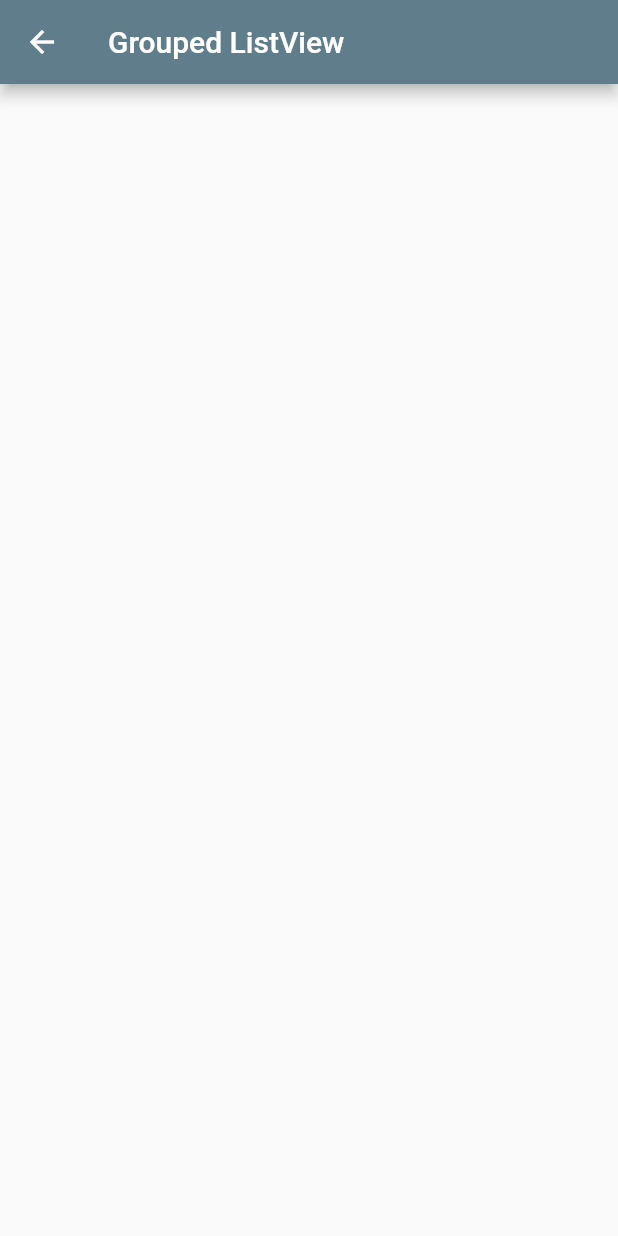
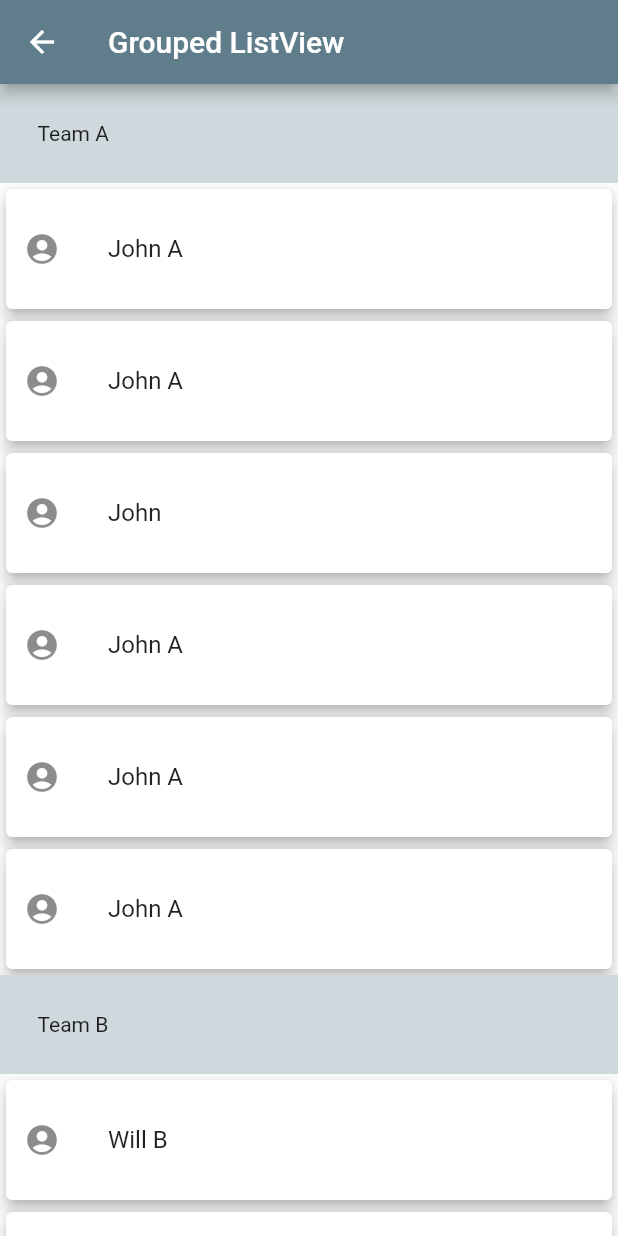
Before and after one commit to gulsenkeskin/top_listview_widgets, a Flutter app: the GroupedListViewPage screen opened directly, on a phone screen of 412 x 824 dp. Run offline on Flutter 3.47's test engine with Material 2 defaults, Android fonts, the phone set to English and light mode, and no system bars; drawn by our look-alikes of grouped_list; our stand-ins replace sticky_headers.

Commit message:
groupped list view

```diff
--- a/lib/src/pages/grouped_listview.dart
+++ b/lib/src/pages/grouped_listview.dart
@@ -1,14 +1,73 @@
 import 'package:flutter/material.dart';
+import 'package:grouped_list/grouped_list.dart';
 
-class GroupedListViewPage extends StatelessWidget {
+class GroupedListViewPage extends StatefulWidget {
   const GroupedListViewPage({Key? key, required this.title}) : super(key: key);
   final String title;
 
   @override
+  State<GroupedListViewPage> createState() => _GroupedListViewPageState();
+}
+
+class _GroupedListViewPageState extends State<GroupedListViewPage> {
+  final elements = [
+    {"group": "Team A", "name": "John A"},
+    {"group": "Team B", "name": "Will B"},
+    {"group": "Team C", "name": "Mike C"},
+    {"group": "Team D", "name": "Wayne D"},
+    {"group": "Team A", "name": "John A"},
+    {"group": "Team B", "name": "John B"},
+    {"group": "Team B", "name": "John B"},
+    {"group": "Team A", "name": "John"},
+    {"group": "Team C", "name": "John C"},
+    {"group": "Team D", "name": "John D"},
+    {"group": "Team D", "name": "Wayne D"},
+    {"group": "Team D", "name": "Wayne D"},
+    {"group": "Team D", "name": "Wayne D"},
+    {"group": "Team D", "name": "Wayne D"},
+    {"group": "Team B", "name": "John B"},
+    {"group": "Team B", "name": "John B"},
+    {"group": "Team B", "name": "John B"},
+    {"group": "Team B", "name": "John B"},
+    {"group": "Team B", "name": "Will B"},
+    {"group": "Team C", "name": "Mike C"},
+    {"group": "Team C", "name": "Mike C"},
+    {"group": "Team C", "name": "Mike C"},
+    {"group": "Team C", "name": "Mike C"},
+    {"group": "Team A", "name": "John A"},
+    {"group": "Team A", "name": "John A"},
+    {"group": "Team A", "name": "John A"},
+    {"group": "Team B", "name": "Will B"},
+    {"group": "Team C", "name": "Mike C"},
+    {"group": "Team D", "name": "Wayne D"},
+  ];
+
+  @override
   Widget build(BuildContext context) {
     return Scaffold(
-      appBar:AppBar(title: Text(title),
-
+      appBar: AppBar(
+        title: Text(widget.title),
+      ),
+      body: GroupedListView<dynamic, String>(
+        useStickyGroupSeparators: true,//yukarıya sabitler
+        elements: elements,
+        groupBy: (element) => element['group'],
+        groupSeparatorBuilder: (value) => Container(
+          width: double.infinity,
+          padding: const EdgeInsets.all(25),
+          color: Colors.blueGrey[100],
+          child: Text(value),
+        ),
+        itemBuilder: (context, element) => Card(
+          elevation: 4,
+          child: ListTile(
+            contentPadding: const EdgeInsets.all(12),
+            leading: const Icon(
+              Icons.account_circle,
+            ),
+            title: Text(element['name'],),
+          ),
+        ),
       ),
     );
   }
--- a/pubspec.yaml
+++ b/pubspec.yaml
@@ -38,6 +38,7 @@ dependencies:
   cupertino_icons: ^1.0.2
   http: ^0.13.5
   sticky_headers: ^0.3.0+2
+  grouped_list: ^5.1.2
 
 dev_dependencies:
   flutter_test:
```
Also changed, not shown: pubspec.lock.
